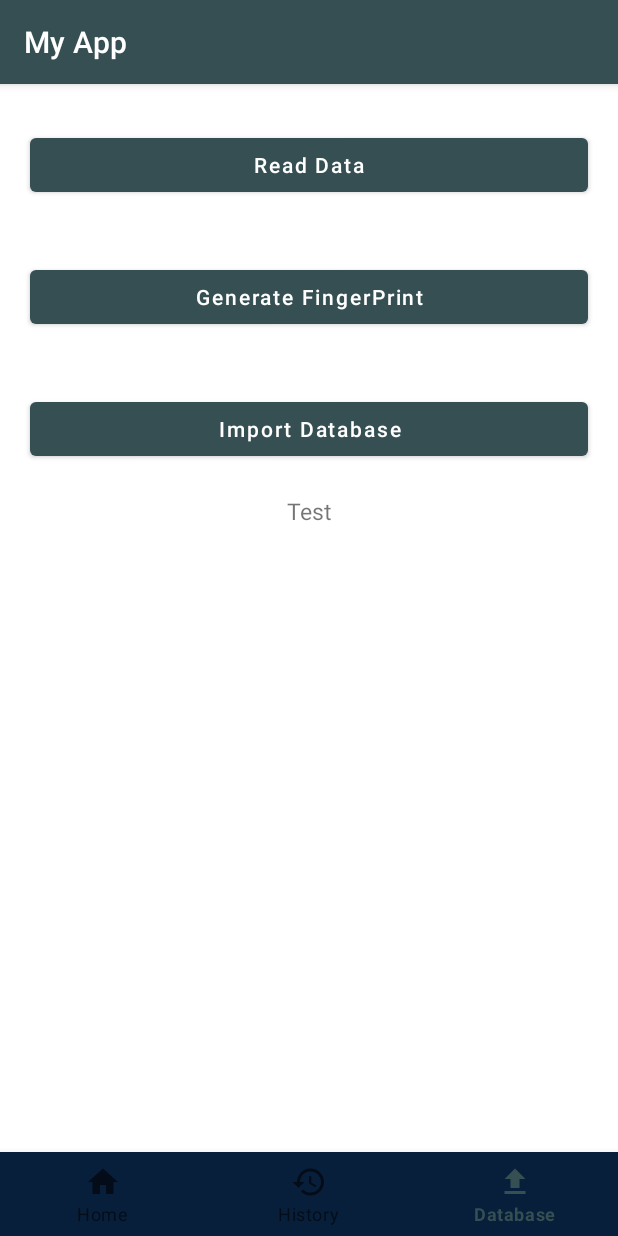
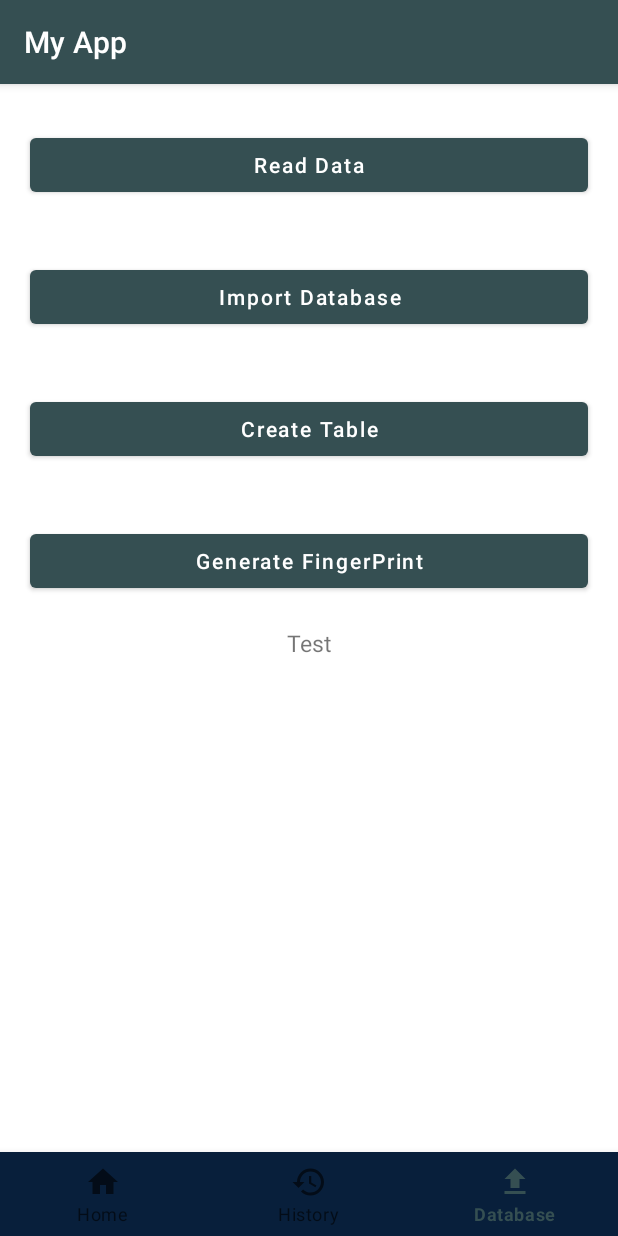
Before and after one commit to elwin212/music_recogn, an Android app: the DBcontroller screen opened directly, with no data from a screen before it, on a phone screen of 412 x 824 dp. Run offline under Robolectric (Android 15) with nearby library versions, the phone set to English and light mode, and no system bars; libraries missing offline, so code that uses them is left out: com.musicg.fingerprint, com.musicg.wave.

Commit message:
add import dabase and generate fingprint feature

```diff
--- a/app/src/main/res/layout/activity_dbcontroller.xml
+++ b/app/src/main/res/layout/activity_dbcontroller.xml
@@ -29,6 +29,22 @@
             android:textAllCaps="false" />
 
         <Button
+            android:id="@+id/idBtnImportDatabase"
+            android:layout_width="match_parent"
+            android:layout_height="wrap_content"
+            android:layout_margin="20dp"
+            android:text="Import Database"
+            android:textAllCaps="false" />
+
+        <Button
+            android:id="@+id/idBtnCreateTable"
+            android:layout_width="match_parent"
+            android:layout_height="wrap_content"
+            android:layout_margin="20dp"
+            android:text="Create Table"
+            android:textAllCaps="false" />
+
+        <Button
             android:id="@+id/idBtnGenerateFingerPrint"
             android:layout_width="match_parent"
             android:layout_height="wrap_content"
@@ -36,13 +52,7 @@
             android:text="Generate FingerPrint"
             android:textAllCaps="false" />
 
-        <Button
-            android:id="@+id/idBtnImportDatabase"
-            android:layout_width="match_parent"
-            android:layout_height="wrap_content"
-            android:layout_margin="20dp"
-            android:text="Import Database"
-            android:textAllCaps="false" />
+
 
         <TextView
             android:layout_width="match_parent"
```
